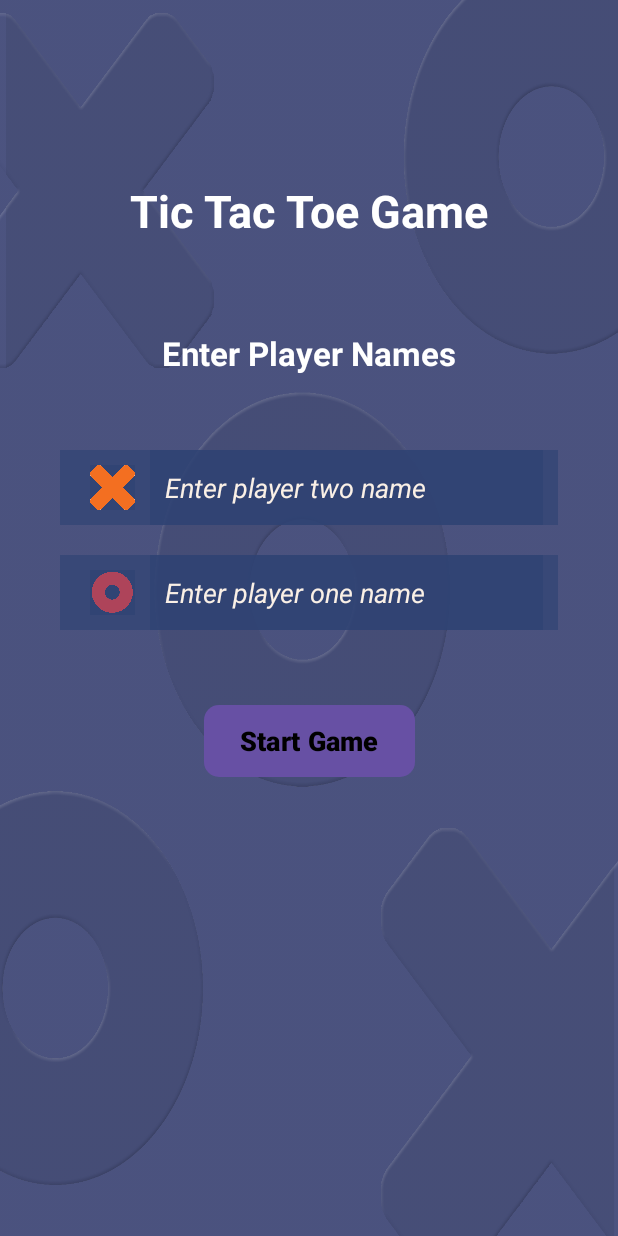
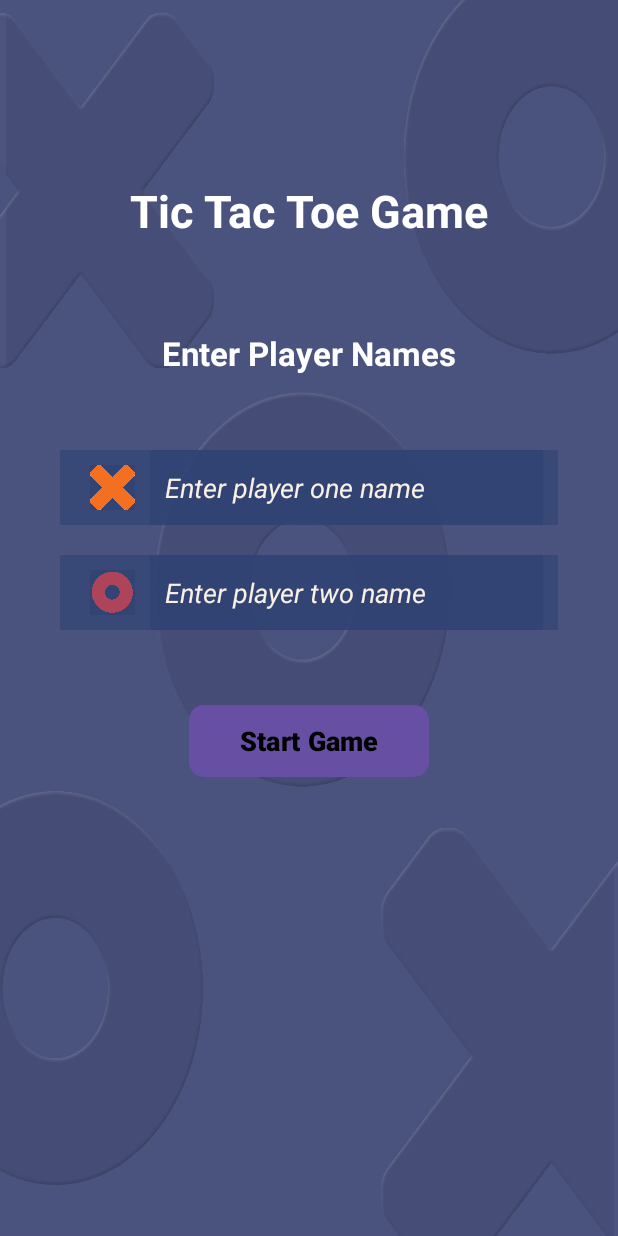
Before and after one commit to yesse-05c/TicTacToe, an Android app: the screen it shows after launch (InitialActivity), on a phone screen of 412 x 824 dp. Run offline under Robolectric (Android 15) with nearby library versions, the phone set to English and light mode, and no system bars.

Commit message:
UI
Tried to change button color.

```diff
--- a/TicTacToeGame/app/src/main/res/drawable/start_button.xml
+++ b/TicTacToeGame/app/src/main/res/drawable/start_button.xml
@@ -1,21 +1,5 @@
 <?xml version="1.0" encoding="utf-8"?>
-<selector xmlns:android="http://schemas.android.com/apk/res/android">
-
-    <item android:state_pressed="true">
-        <shape android:shape="rectangle">
-            <corners android:radius="6dp"/>
-            <solid android:color="@color/X"/>
-        </shape>
-
-    </item>
-
-    <item>
-        <shape android:shape="rectangle">
-            <corners android:radius="10dp"></corners>
-            <solid android:color="@color/startbtn"></solid>
-        </shape>
-    </item>
-
-
-
-</selector>
+<shape xmlns:android="http://schemas.android.com/apk/res/android">
+    <corners android:radius="10dp"></corners>
+    <solid android:color="@color/startbtn"></solid>
+</shape>
--- a/TicTacToeGame/app/src/main/res/layout-land/activity_main.xml
+++ b/TicTacToeGame/app/src/main/res/layout-land/activity_main.xml
@@ -193,7 +193,8 @@
         android:text="@string/Return"
         android:textSize="18sp"
         app:layout_constraintBottom_toBottomOf="parent"
-        app:layout_constraintRight_toRightOf="parent" />
+        app:layout_constraintRight_toRightOf="parent"
+        android:background="@color/dark_blue"/>
 
 
 </androidx.constraintlayout.widget.ConstraintLayout>
--- a/TicTacToeGame/app/src/main/res/layout-land/initial_view.xml
+++ b/TicTacToeGame/app/src/main/res/layout-land/initial_view.xml
@@ -110,7 +110,7 @@
 
     <Button
         android:id="@+id/startGame"
-        android:layout_width="wrap_content"
+        android:layout_width="160dp"
         android:layout_height="wrap_content"
         android:layout_marginTop="10dp"
         android:background="@drawable/start_button"
--- a/TicTacToeGame/app/src/main/res/layout/activity_main.xml
+++ b/TicTacToeGame/app/src/main/res/layout/activity_main.xml
@@ -189,6 +189,7 @@
         app:layout_constraintBottom_toBottomOf="parent"
         app:layout_constraintLeft_toLeftOf="parent"
         android:text="@string/Return"
+        android:background="@color/dark_blue"
         android:textSize="18sp"/>
 
 
--- a/TicTacToeGame/app/src/main/res/layout/initial_view.xml
+++ b/TicTacToeGame/app/src/main/res/layout/initial_view.xml
@@ -106,7 +106,7 @@
 
     <Button
         android:id="@+id/startGame"
-        android:layout_width="wrap_content"
+        android:layout_width="160dp"
         android:layout_height="wrap_content"
         android:layout_marginTop="50dp"
         android:background="@drawable/start_button"
--- a/TicTacToeGame/app/src/main/res/values/strings.xml
+++ b/TicTacToeGame/app/src/main/res/values/strings.xml
@@ -1,6 +1,6 @@
 <resources>
     <string name="app_name">TicTacToeGame</string>
-    <string name="player_two">Enter player one name</string>
-    <string name="player_one">Enter player two name</string>
+    <string name="player_two">Enter player two name</string>
+    <string name="player_one">Enter player one name</string>
     <string name="Return">Reset</string>
 </resources>
```
Also changed, not shown: TicTacToeGame/app/src/main/res/values/styles.xml (+9 -0 lines).
